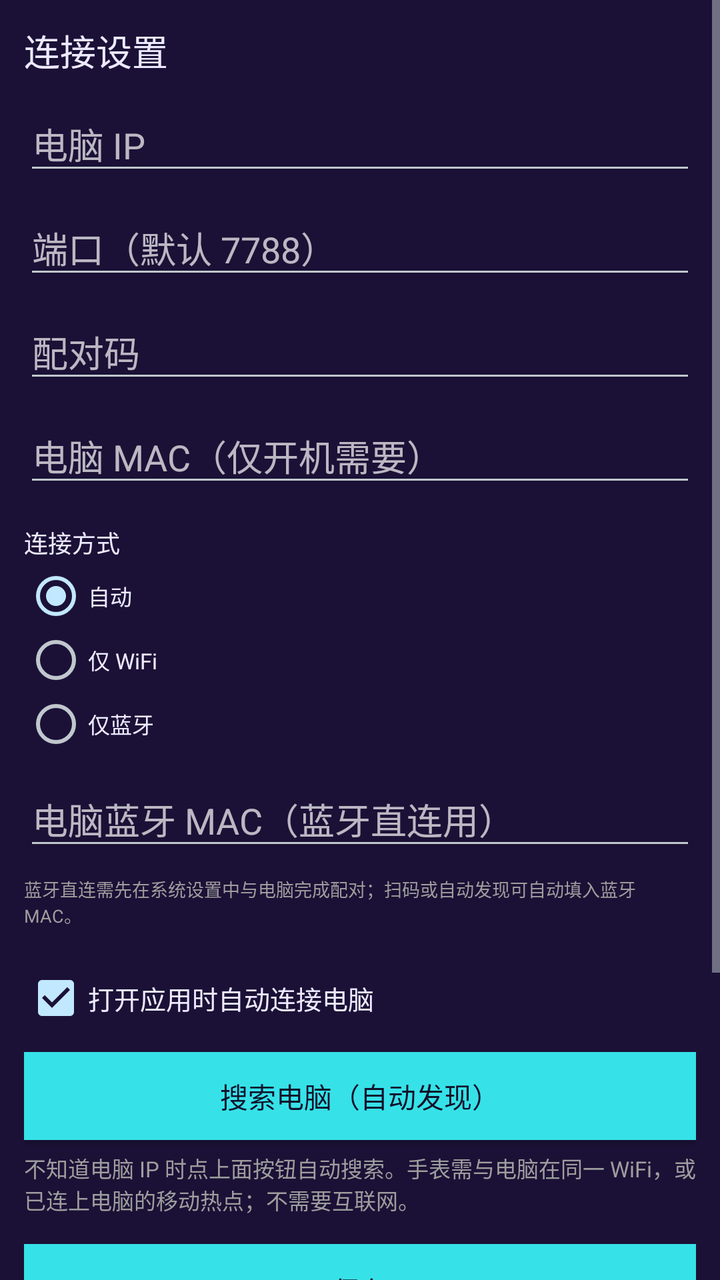
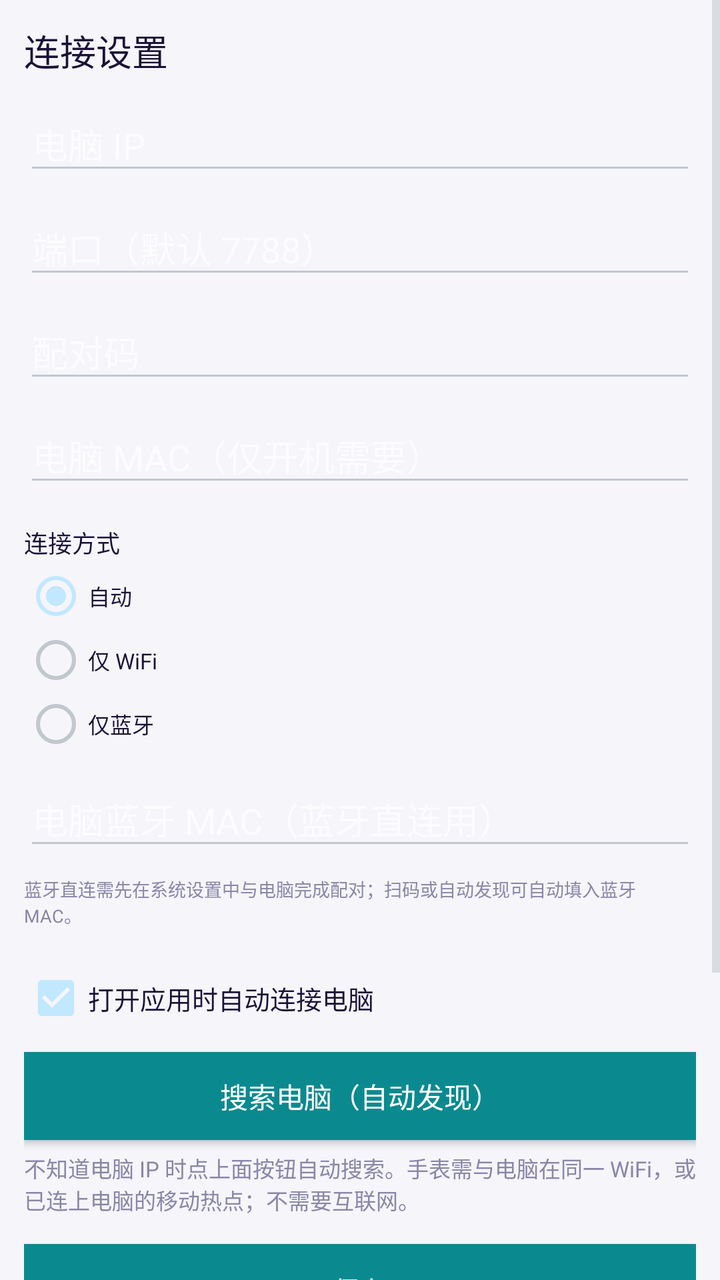

The first picture is an Android layout as it rendered before a commit; the second is the same layout after the commit. The layout source and the unified diff follow.
<!-- AndroidManifest.xml: application theme AppTheme -->
<!-- res/layout/activity_settings.xml -->
<?xml version="1.0" encoding="utf-8"?>
<ScrollView xmlns:android="http://schemas.android.com/apk/res/android"
    android:id="@+id/scroll"
    android:layout_width="match_parent" android:layout_height="match_parent">
    <LinearLayout android:orientation="vertical" android:padding="12dp"
        android:layout_width="match_parent" android:layout_height="wrap_content">
        <TextView android:text="@string/settings_title" android:textSize="18sp"
            android:textColor="#ECEAFF" android:layout_marginBottom="10dp"
            android:layout_width="match_parent" android:layout_height="wrap_content"/>
        <EditText android:id="@+id/editIp" android:hint="@string/hint_ip"
            android:inputType="text" android:minHeight="44dp" android:layout_marginBottom="8dp"
            android:layout_width="match_parent" android:layout_height="wrap_content"/>
        <EditText android:id="@+id/editPort" android:hint="@string/hint_port"
            android:inputType="number" android:minHeight="44dp" android:layout_marginBottom="8dp"
            android:layout_width="match_parent" android:layout_height="wrap_content"/>
        <EditText android:id="@+id/editToken" android:hint="@string/hint_token"
            android:inputType="text" android:minHeight="44dp" android:layout_marginBottom="8dp"
            android:layout_width="match_parent" android:layout_height="wrap_content"/>
        <EditText android:id="@+id/editMac" android:hint="@string/hint_mac"
            android:inputType="text" android:minHeight="44dp" android:layout_marginBottom="14dp"
            android:layout_width="match_parent" android:layout_height="wrap_content"/>
        <TextView android:text="@string/conn_mode_label" android:textSize="12sp"
            android:textColor="#ECEAFF" android:layout_marginBottom="2dp"
            android:layout_width="match_parent" android:layout_height="wrap_content"/>
        <RadioGroup android:id="@+id/radioMode" android:orientation="vertical"
            android:layout_marginBottom="8dp"
            android:layout_width="match_parent" android:layout_height="wrap_content">
            <RadioButton android:id="@+id/modeAuto" android:text="@string/mode_auto"
                android:textSize="11sp" android:textColor="#ECEAFF" android:checked="true"
                android:layout_width="wrap_content" android:layout_height="wrap_content"/>
            <RadioButton android:id="@+id/modeWifi" android:text="@string/mode_wifi"
                android:textSize="11sp" android:textColor="#ECEAFF"
                android:layout_width="wrap_content" android:layout_height="wrap_content"/>
            <RadioButton android:id="@+id/modeBt" android:text="@string/mode_bt"
                android:textSize="11sp" android:textColor="#ECEAFF"
                android:layout_width="wrap_content" android:layout_height="wrap_content"/>
        </RadioGroup>
        <EditText android:id="@+id/editBtMac" android:hint="@string/hint_bt_mac"
            android:inputType="text" android:minHeight="44dp" android:layout_marginBottom="8dp"
            android:layout_width="match_parent" android:layout_height="wrap_content"/>
        <TextView android:text="@string/bt_help" android:textSize="9sp"
            android:textColor="#9E9E9E" android:layout_marginBottom="14dp"
            android:layout_width="match_parent" android:layout_height="wrap_content"/>
        <CheckBox android:id="@+id/chkAutoConnect" android:text="@string/auto_connect"
            android:textSize="13sp" android:textColor="#ECEAFF" android:checked="true"
            android:minHeight="42dp" android:layout_marginBottom="6dp"
            android:layout_width="match_parent" android:layout_height="wrap_content"/>
        <Button android:id="@+id/btnSearch" android:text="@string/search_pc"
            android:minHeight="44dp" android:textColor="#11102A" android:background="#36E2E8"
            android:layout_marginBottom="6dp"
            android:layout_width="match_parent" android:layout_height="wrap_content"/>
        <TextView android:id="@+id/searchResult" android:text="@string/search_hint"
            android:textSize="11sp" android:textColor="#9E9E9E" android:layout_marginBottom="14dp"
            android:layout_width="match_parent" android:layout_height="wrap_content"/>
        <Button android:id="@+id/btnSave" android:text="@string/save"
            android:minHeight="46dp" android:textColor="#11102A" android:background="#36E2E8"
            android:layout_marginBottom="8dp"
            android:layout_width="match_parent" android:layout_height="wrap_content"/>
        <Button android:id="@+id/btnScanAdd" android:text="@string/devices_add_scan"
            android:minHeight="44dp" android:textColor="#11102A" android:background="#36E2E8"
            android:layout_marginBottom="6dp"
            android:layout_width="match_parent" android:layout_height="wrap_content"/>
        <Button android:id="@+id/btnDelete" android:text="@string/devices_delete_title"
            android:minHeight="44dp"
            android:layout_width="match_parent" android:layout_height="wrap_content"
            style="@style/BtnDanger"/>
        <Button android:id="@+id/btnAbout" android:text="@string/btn_about"
            android:minHeight="44dp" android:layout_marginTop="8dp"
            android:textColor="#11102A" android:background="#36E2E8"
            android:layout_width="match_parent" android:layout_height="wrap_content"/>
    </LinearLayout>
</ScrollView>
<!-- resources referenced by this layout -->
<resources>
  <string name="auto_connect">打开应用时自动连接电脑</string>
  <string name="bt_help">蓝牙直连需先在系统设置中与电脑完成配对；扫码或自动发现可自动填入蓝牙 MAC。</string>
  <string name="btn_about">关于</string>
  <string name="conn_mode_label">连接方式</string>
  <string name="devices_add_scan">扫码添加设备</string>
  <string name="devices_delete_title">删除设备</string>
  <string name="hint_bt_mac">电脑蓝牙 MAC（蓝牙直连用）</string>
  <string name="hint_ip">电脑 IP</string>
  <string name="hint_mac">电脑 MAC（仅开机需要）</string>
  <string name="hint_port">端口（默认 7788）</string>
  <string name="hint_token">配对码</string>
  <string name="mode_auto">自动</string>
  <string name="mode_bt">仅蓝牙</string>
  <string name="mode_wifi">仅 WiFi</string>
  <string name="save">保存</string>
  <string name="search_hint">不知道电脑 IP 时点上面按钮自动搜索。手表需与电脑在同一 WiFi，或已连上电脑的移动热点；不需要互联网。</string>
  <string name="search_pc">搜索电脑（自动发现）</string>
  <string name="settings_title">连接设置</string>
  <style name="BtnDanger" parent="@style/Btn">
          <item name="android:textColor">#FF6B6B</item>
      </style>
  <style name="AppTheme" parent="@android:style/Theme.DeviceDefault.NoActionBar">
          <item name="android:windowBackground">#1b1136</item>
      </style>
  <style name="Btn" parent="@android:style/Widget.Button">
          <item name="android:layout_width">0dp</item>
          <item name="android:layout_height">wrap_content</item>
          <item name="android:layout_weight">1</item>
          <item name="android:minHeight">@dimen/btn_minh</item>
          <item name="android:textSize">@dimen/btn_text</item>
          <item name="android:layout_margin">2dp</item>
      </style>
  <dimen name="btn_minh">42dp</dimen>
  <dimen name="btn_text">13sp</dimen>
</resources>

<!-- the commit's change to res/layout/activity_settings.xml (unified diff, before → after) -->
@@ -1,11 +1,11 @@
-<?xml version="1.0" encoding="utf-8"?>
+﻿<?xml version="1.0" encoding="utf-8"?>
 <ScrollView xmlns:android="http://schemas.android.com/apk/res/android"
     android:id="@+id/scroll"
     android:layout_width="match_parent" android:layout_height="match_parent">
     <LinearLayout android:orientation="vertical" android:padding="12dp"
         android:layout_width="match_parent" android:layout_height="wrap_content">
         <TextView android:text="@string/settings_title" android:textSize="18sp"
-            android:textColor="#ECEAFF" android:layout_marginBottom="10dp"
+            android:textColor="@color/fg" android:layout_marginBottom="10dp"
             android:layout_width="match_parent" android:layout_height="wrap_content"/>
         <EditText android:id="@+id/editIp" android:hint="@string/hint_ip"
             android:inputType="text" android:minHeight="44dp" android:layout_marginBottom="8dp"
@@ -20,44 +20,44 @@
             android:inputType="text" android:minHeight="44dp" android:layout_marginBottom="14dp"
             android:layout_width="match_parent" android:layout_height="wrap_content"/>
         <TextView android:text="@string/conn_mode_label" android:textSize="12sp"
-            android:textColor="#ECEAFF" android:layout_marginBottom="2dp"
+            android:textColor="@color/fg" android:layout_marginBottom="2dp"
             android:layout_width="match_parent" android:layout_height="wrap_content"/>
         <RadioGroup android:id="@+id/radioMode" android:orientation="vertical"
             android:layout_marginBottom="8dp"
             android:layout_width="match_parent" android:layout_height="wrap_content">
             <RadioButton android:id="@+id/modeAuto" android:text="@string/mode_auto"
-                android:textSize="11sp" android:textColor="#ECEAFF" android:checked="true"
+                android:textSize="11sp" android:textColor="@color/fg" android:checked="true"
                 android:layout_width="wrap_content" android:layout_height="wrap_content"/>
             <RadioButton android:id="@+id/modeWifi" android:text="@string/mode_wifi"
-                android:textSize="11sp" android:textColor="#ECEAFF"
+                android:textSize="11sp" android:textColor="@color/fg"
                 android:layout_width="wrap_content" android:layout_height="wrap_content"/>
             <RadioButton android:id="@+id/modeBt" android:text="@string/mode_bt"
-                android:textSize="11sp" android:textColor="#ECEAFF"
+                android:textSize="11sp" android:textColor="@color/fg"
                 android:layout_width="wrap_content" android:layout_height="wrap_content"/>
         </RadioGroup>
         <EditText android:id="@+id/editBtMac" android:hint="@string/hint_bt_mac"
             android:inputType="text" android:minHeight="44dp" android:layout_marginBottom="8dp"
             android:layout_width="match_parent" android:layout_height="wrap_content"/>
         <TextView android:text="@string/bt_help" android:textSize="9sp"
-            android:textColor="#9E9E9E" android:layout_marginBottom="14dp"
+            android:textColor="@color/fg_dim" android:layout_marginBottom="14dp"
             android:layout_width="match_parent" android:layout_height="wrap_content"/>
         <CheckBox android:id="@+id/chkAutoConnect" android:text="@string/auto_connect"
-            android:textSize="13sp" android:textColor="#ECEAFF" android:checked="true"
+            android:textSize="13sp" android:textColor="@color/fg" android:checked="true"
             android:minHeight="42dp" android:layout_marginBottom="6dp"
             android:layout_width="match_parent" android:layout_height="wrap_content"/>
         <Button android:id="@+id/btnSearch" android:text="@string/search_pc"
-            android:minHeight="44dp" android:textColor="#11102A" android:background="#36E2E8"
+            android:minHeight="44dp" android:textColor="@color/accent_fg" android:background="@color/accent"
             android:layout_marginBottom="6dp"
             android:layout_width="match_parent" android:layout_height="wrap_content"/>
         <TextView android:id="@+id/searchResult" android:text="@string/search_hint"
-            android:textSize="11sp" android:textColor="#9E9E9E" android:layout_marginBottom="14dp"
+            android:textSize="11sp" android:textColor="@color/fg_dim" android:layout_marginBottom="14dp"
             android:layout_width="match_parent" android:layout_height="wrap_content"/>
         <Button android:id="@+id/btnSave" android:text="@string/save"
-            android:minHeight="46dp" android:textColor="#11102A" android:background="#36E2E8"
+            android:minHeight="46dp" android:textColor="@color/accent_fg" android:background="@color/accent"
             android:layout_marginBottom="8dp"
             android:layout_width="match_parent" android:layout_height="wrap_content"/>
         <Button android:id="@+id/btnScanAdd" android:text="@string/devices_add_scan"
-            android:minHeight="44dp" android:textColor="#11102A" android:background="#36E2E8"
+            android:minHeight="44dp" android:textColor="@color/accent_fg" android:background="@color/accent"
             android:layout_marginBottom="6dp"
             android:layout_width="match_parent" android:layout_height="wrap_content"/>
         <Button android:id="@+id/btnDelete" android:text="@string/devices_delete_title"
@@ -66,7 +66,7 @@
             style="@style/BtnDanger"/>
         <Button android:id="@+id/btnAbout" android:text="@string/btn_about"
             android:minHeight="44dp" android:layout_marginTop="8dp"
-            android:textColor="#11102A" android:background="#36E2E8"
+            android:textColor="@color/accent_fg" android:background="@color/accent"
             android:layout_width="match_parent" android:layout_height="wrap_content"/>
     </LinearLayout>
 </ScrollView>
<!-- resource entries referenced after the edit -->
@@ -1,5 +1,9 @@
 <!-- resources referenced by this layout -->
 <resources>
+  <color name="accent">#0a8a8f</color>
+  <color name="accent_fg">#ffffff</color>
+  <color name="fg">#1b1136</color>
+  <color name="fg_dim">#8a86a8</color>
   <string name="auto_connect">打开应用时自动连接电脑</string>
   <string name="bt_help">蓝牙直连需先在系统设置中与电脑完成配对；扫码或自动发现可自动填入蓝牙 MAC。</string>
   <string name="btn_about">关于</string>
@@ -19,10 +23,10 @@
   <string name="search_pc">搜索电脑（自动发现）</string>
   <string name="settings_title">连接设置</string>
   <style name="BtnDanger" parent="@style/Btn">
-          <item name="android:textColor">#FF6B6B</item>
+          <item name="android:textColor">@color/danger</item>
       </style>
   <style name="AppTheme" parent="@android:style/Theme.DeviceDefault.NoActionBar">
-          <item name="android:windowBackground">#1b1136</item>
+          <item name="android:windowBackground">@color/bg</item>
       </style>
   <style name="Btn" parent="@android:style/Widget.Button">
           <item name="android:layout_width">0dp</item>
@@ -32,6 +36,8 @@
           <item name="android:textSize">@dimen/btn_text</item>
           <item name="android:layout_margin">2dp</item>
       </style>
+  <color name="danger">#B00020</color>
+  <color name="bg">#f5f5fa</color>
   <dimen name="btn_minh">42dp</dimen>
   <dimen name="btn_text">13sp</dimen>
 </resources>
